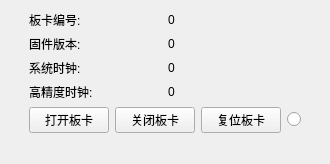
Old version of the form GTSSimpleController/Widget/BoradWidget.ui in the repository whisper512/GTS.
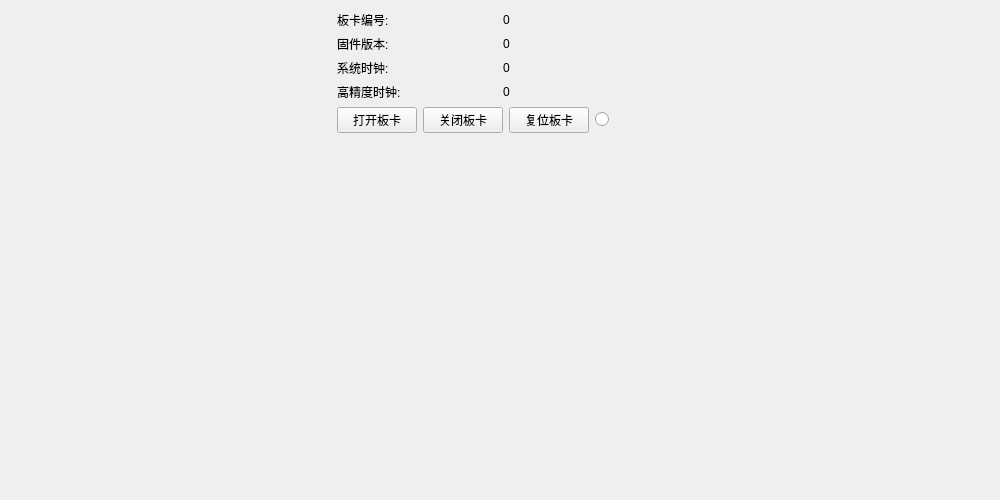
New version of the form.

Commit message: 调整界面大小

Diff of the .ui file:
```diff
--- a/GTSSimpleController/Widget/BoradWidget.ui
+++ b/GTSSimpleController/Widget/BoradWidget.ui
@@ -6,8 +6,8 @@
    <rect>
     <x>0</x>
     <y>0</y>
-    <width>330</width>
-    <height>164</height>
+    <width>1000</width>
+    <height>500</height>
    </rect>
   </property>
   <property name="windowTitle">
```
The commit also changes 6 other files.
